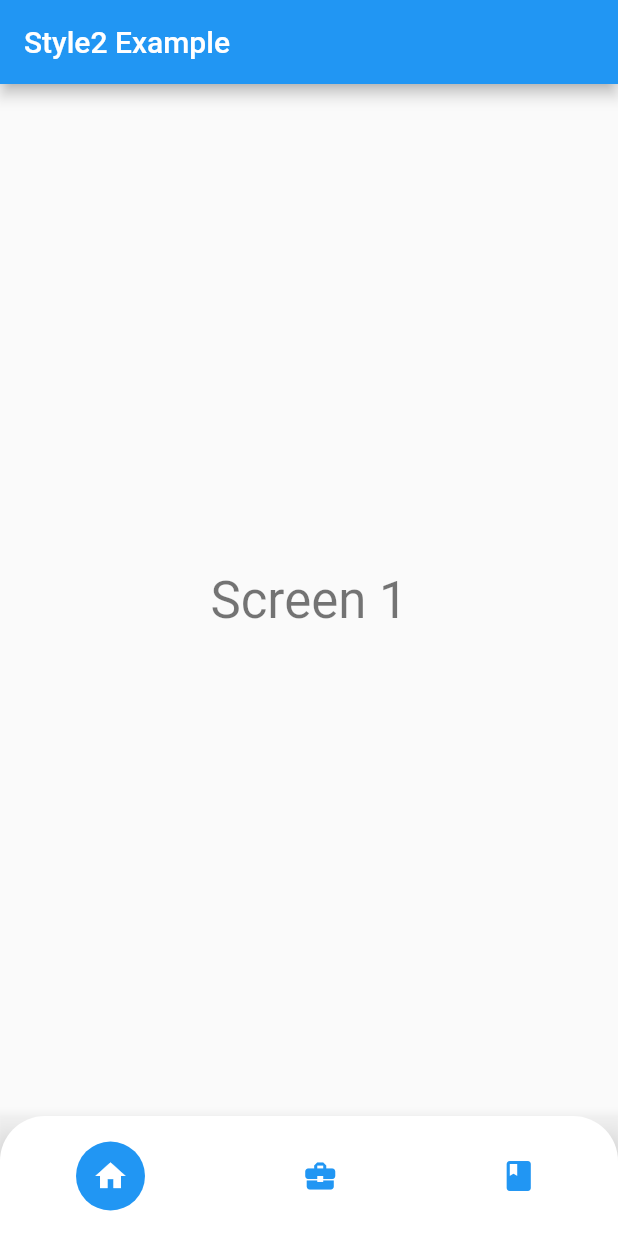
After one commit to timilehinjegede/styled_navigation_bar, a Flutter app: the screen it shows after launch, on a phone screen of 412 x 824 dp. The commit adds this screen. Run offline on Flutter 3.47's test engine with Material 2 defaults, Android fonts, the phone set to English and light mode, and no system bars.

Commit message:
updates: started style 2

```diff
--- a/example/lib/main.dart
+++ b/example/lib/main.dart
@@ -1,4 +1,4 @@
-import 'package:example/styles_examples/style1_example.dart';
+import 'package:example/styles_examples/style2_example.dart';
 import 'package:flutter/material.dart';
 import 'package:stylednavigationbar/stylednavigationbar.dart';
 
@@ -7,16 +7,29 @@ void main() {
 }
 
 class MyApp extends StatelessWidget {
+  // This widget is the root of your application.
   @override
   Widget build(BuildContext context) {
     return MaterialApp(
       title: 'Flutter Demo',
       theme: ThemeData(
+        // This is the theme of your application.
+        //
+        // Try running your application with "flutter run". You'll see the
+        // application has a blue toolbar. Then, without quitting the app, try
+        // changing the primarySwatch below to Colors.green and then invoke
+        // "hot reload" (press "r" in the console where you ran "flutter run",
+        // or simply save your changes to "hot reload" in a Flutter IDE).
+        // Notice that the counter didn't reset back to zero; the application
+        // is not restarted.
         primarySwatch: Colors.blue,
+        // This makes the visual density adapt to the platform that you run
+        // the app on. For desktop platforms, the controls will be smaller and
+        // closer together (more dense) than on mobile platforms.
         visualDensity: VisualDensity.adaptivePlatformDensity,
       ),
-      home: Style1Example(
-        title: 'Style1 Example',
+      home: Style2Example(
+        title: 'Style2 Example',
       ),
     );
   }
--- /dev/null
+++ b/example/lib/styles_examples/style2_example.dart
@@ -0,0 +1,83 @@
+import 'package:flutter/material.dart';
+import 'package:stylednavigationbar/stylednavigationbar.dart';
+
+class Style2Example extends StatefulWidget {
+  Style2Example({Key key, this.title}) : super(key: key);
+  final String title;
+
+  @override
+  _Style2ExampleState createState() => _Style2ExampleState();
+}
+
+class _Style2ExampleState extends State<Style2Example> {
+  int _index = 0;
+  @override
+  Widget build(BuildContext context) {
+    return Scaffold(
+      appBar: AppBar(
+        title: Text(widget.title),
+      ),
+      body: Center(
+        child: Column(
+          mainAxisAlignment: MainAxisAlignment.center,
+          children: <Widget>[
+            Text(
+              'Screen ${_index + 1}',
+              style: Theme.of(context).textTheme.headline4,
+            ),
+          ],
+        ),
+      ),
+      bottomNavigationBar: RoundedBottomNavigationBar(
+        currentIndex: _index,
+        onTap: (value) {
+          setState(() {
+            _index = value;
+          });
+        },
+        navBarDecoration: BoxDecoration(
+          color: Colors.white,
+          borderRadius: BorderRadius.only(
+            topLeft: Radius.circular(30),
+            topRight: Radius.circular(
+              30,
+            ),
+          ),
+        ),
+        indicatorRadius: 23,
+        items: [
+          RoundedBottomNavItem(
+            activeIcon: Icon(
+              Icons.home,
+              color: Colors.white,
+            ),
+            inactiveIcon: Icon(
+              Icons.dashboard,
+              color: Colors.blue,
+            ),
+          ),
+          RoundedBottomNavItem(
+            activeIcon: Icon(
+              Icons.business,
+              color: Colors.white,
+            ),
+            inactiveIcon: Icon(
+              Icons.business_center,
+              color: Colors.blue,
+            ),
+          ),
+          RoundedBottomNavItem(
+            activeIcon: Icon(
+              Icons.school,
+              color: Colors.white,
+            ),
+            inactiveIcon: Icon(
+              Icons.book,
+              color: Colors.blue,
+            ),
+          ),
+        ],
+      ),
+    );
+  }
+}
```
Also changed, not shown: lib/src/style2_bottom_nav.dart (added).
